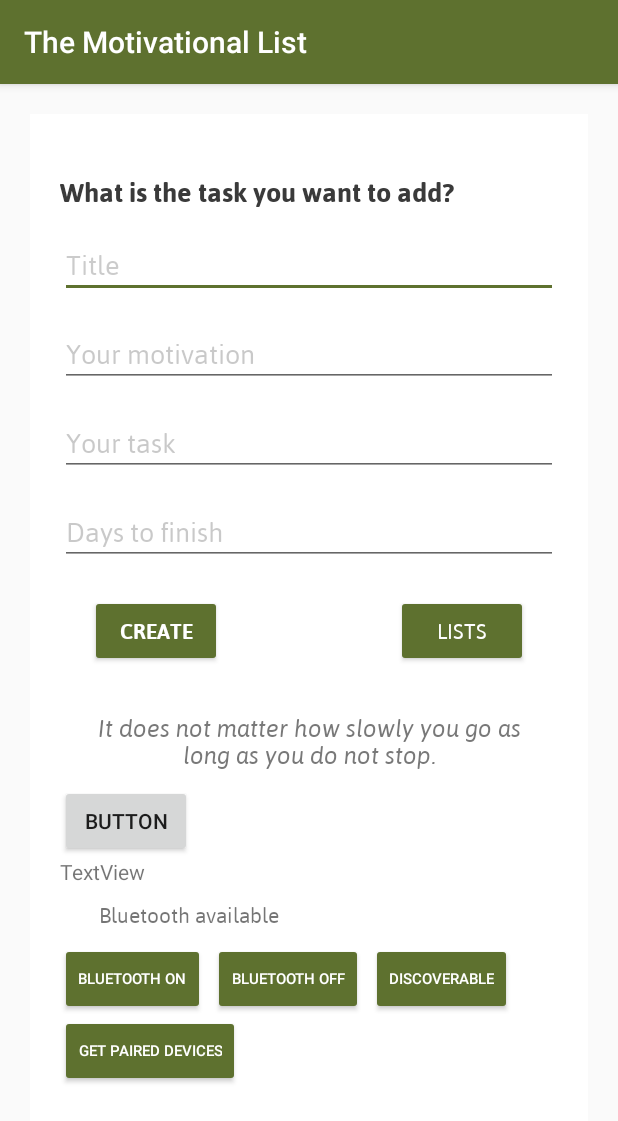
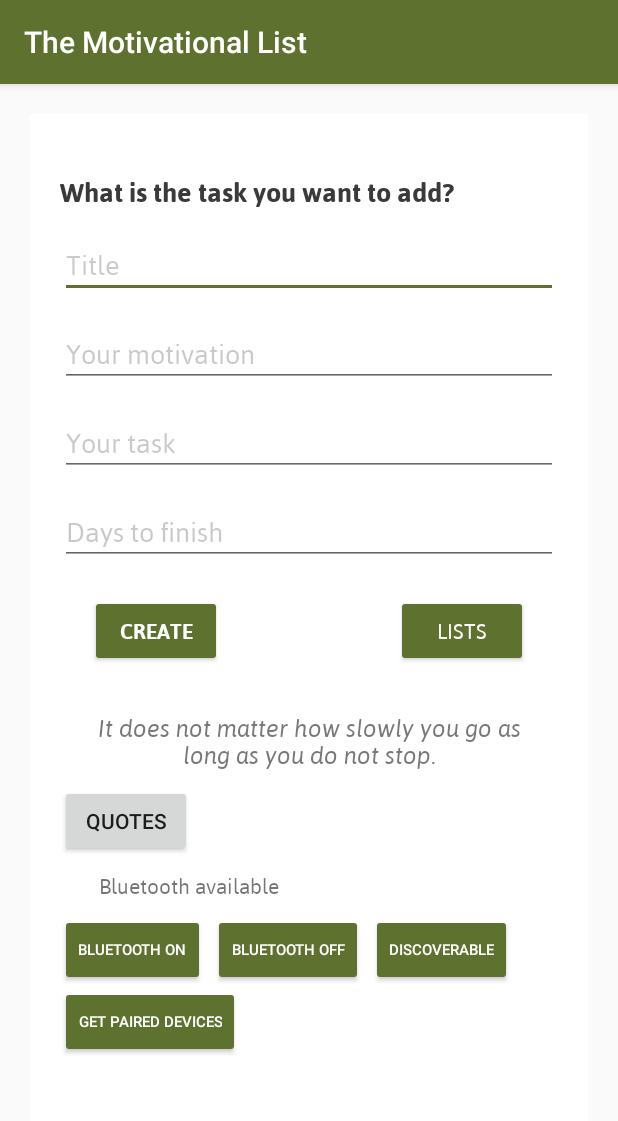
Before and after one commit to Mertyachting/BDD_Android_App, an Android app: the screen it shows after launch (MainActivity), on a phone screen of 412 x 824 dp. Shown: the top 1121 px of the screen. Run offline under Robolectric (Android 15) with nearby library versions, the phone set to English and light mode, and no system bars; libraries missing offline, so code that uses them is left out: app.akexorcist.bluetotohspp; 4 statements that could not run were skipped.

Commit message:
added qoute changes with button

```diff
--- a/app/src/main/java/com/example/motivationlist/MainActivity.java
+++ b/app/src/main/java/com/example/motivationlist/MainActivity.java
@@ -80,7 +80,7 @@ public class MainActivity extends AppCompatActivity {
 
         super.onCreate(savedInstanceState);
         setContentView(R.layout.activity_main);
-        tvServerResponse = findViewById(R.id.textView_request);
+        tvServerResponse = findViewById(R.id.start_quote2);
         Button contactServerButton = findViewById(R.id.button_request);
         contactServerButton.setOnClickListener(onButtonClickListener);
         mDatabase = openOrCreateDatabase(DATABASE_NAME, MODE_PRIVATE, null);
--- a/app/src/main/res/layout/activity_main.xml
+++ b/app/src/main/res/layout/activity_main.xml
@@ -143,13 +143,7 @@
         android:layout_width="wrap_content"
         android:layout_height="wrap_content"
         android:layout_marginEnd="9dp"
-        android:text="Button" />
-
-    <TextView
-        android:id="@+id/textView_request"
-        android:layout_width="328dp"
-        android:layout_height="wrap_content"
-        android:text="TextView" />
+        android:text="Quotes" />
 
     <LinearLayout
         android:layout_width="match_parent"
```
